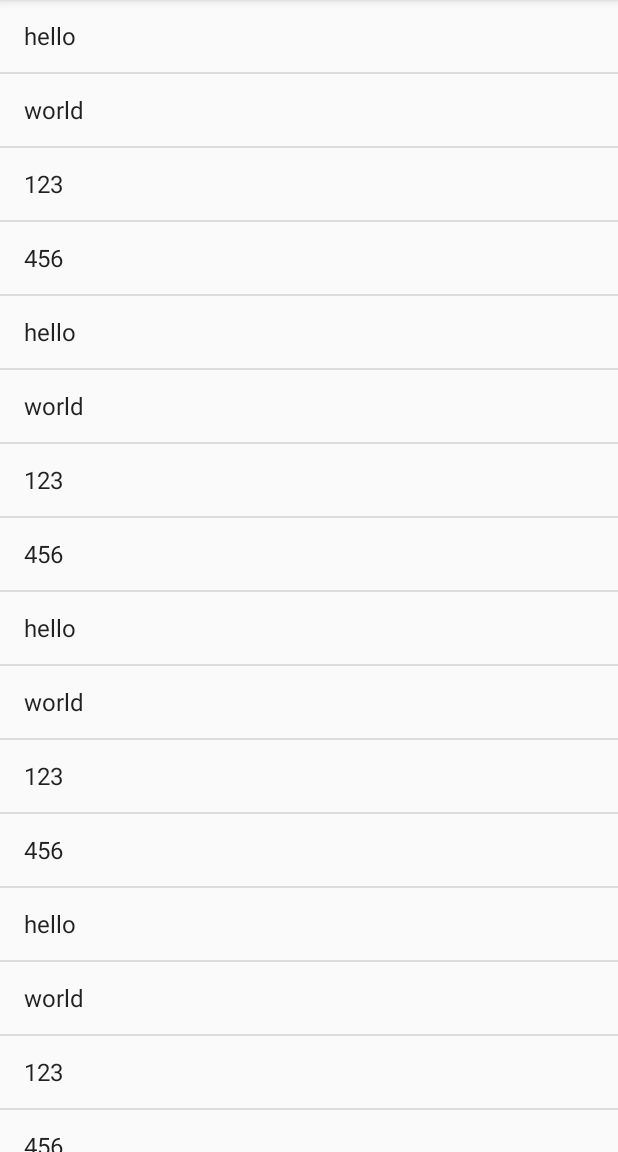
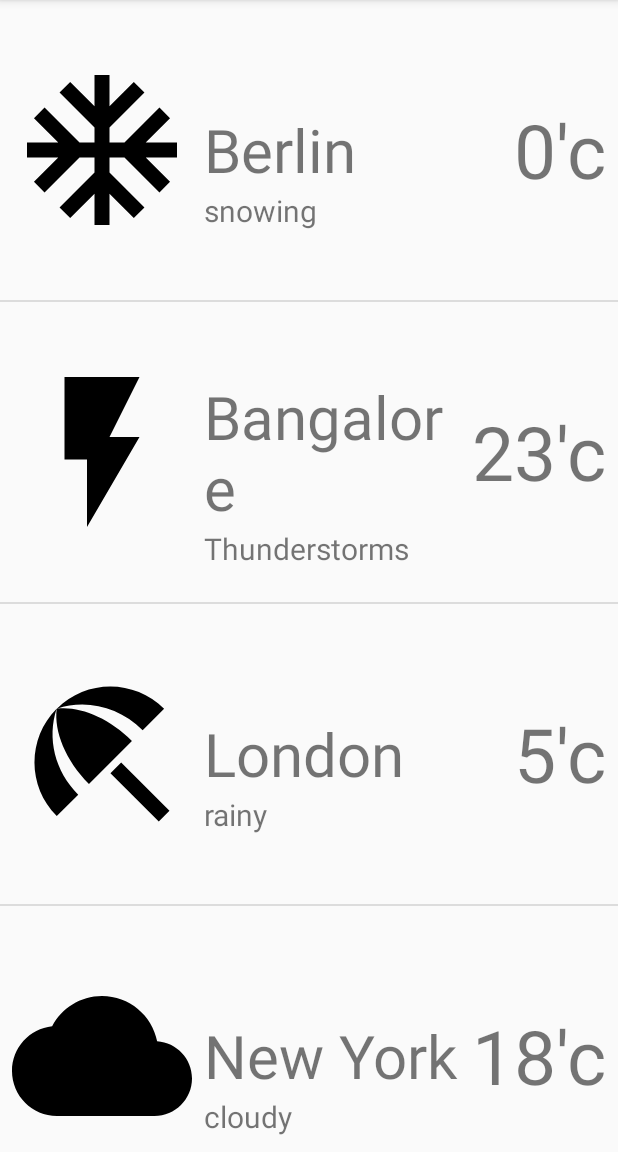
Before and after one commit to jhjh550/AndroidTutorial190826, an Android app: the screen it shows after launch (T03_ListActivity before the commit, T05_CustomListViewActivity after it), on a phone screen of 412 x 824 dp, the part 84-1236 px from its top. Run offline under Robolectric (Android 15) with nearby library versions, the light colour scheme and no system bars.

Commit message:
custom list view - item view

```diff
--- a/app/src/main/AndroidManifest.xml
+++ b/app/src/main/AndroidManifest.xml
@@ -9,13 +9,14 @@
         android:roundIcon="@mipmap/ic_launcher_round"
         android:supportsRtl="true"
         android:theme="@style/AppTheme">
-        <activity android:name=".T04_customListView.T05_CustomListViewActivity"></activity>
-        <activity android:name=".T03_listview.T03_ListActivity">
+        <activity android:name=".T04_customListView.T05_CustomListViewActivity">
             <intent-filter>
                 <action android:name="android.intent.action.MAIN" />
 
                 <category android:name="android.intent.category.LAUNCHER" />
             </intent-filter>
+        </activity>
+        <activity android:name=".T03_listview.T03_ListActivity">
         </activity>
         <activity android:name=".T02_Activity.T02_New_Activity" />
         <activity android:name=".T02_Activity.T02_Activity"></activity>
--- a/app/src/main/java/com/fieldbear/androidtutorial190826/T04_customListView/T05_CustomListViewActivity.java
+++ b/app/src/main/java/com/fieldbear/androidtutorial190826/T04_customListView/T05_CustomListViewActivity.java
@@ -7,6 +7,9 @@ import android.view.LayoutInflater;
 import android.view.View;
 import android.view.ViewGroup;
 import android.widget.BaseAdapter;
+import android.widget.ImageView;
+import android.widget.ListView;
+import android.widget.TextView;
 
 import com.fieldbear.androidtutorial190826.MainActivity;
 import com.fieldbear.androidtutorial190826.R;
@@ -45,6 +48,10 @@ public class T05_CustomListViewActivity extends AppCompatActivity {
         setContentView(R.layout.activity_t05__custom_list_view);
 
         initData();
+        MyAdapter adapter = new MyAdapter();
+
+        ListView listView = findViewById(R.id.myCustomListView);
+        listView.setAdapter(adapter);
     }
 
     class MyAdapter extends BaseAdapter{
@@ -71,6 +78,17 @@ public class T05_CustomListViewActivity extends AppCompatActivity {
                 convertView = inf.inflate(R.layout.item_view, parent, false);
             }
 
+            Weather weather = list.get(position);
+            ImageView imageViewWeather = convertView.findViewById(R.id.imageViewWeather);
+            TextView textViewCityName = convertView.findViewById(R.id.textViewCityName);
+            TextView textViewWeather = convertView.findViewById(R.id.textViewWeather);
+            TextView textViewTemperature = convertView.findViewById(R.id.textViewTemperature);
+
+            textViewCityName.setText(weather.cityName);
+            textViewWeather.setText(weather.weatherText);
+            textViewTemperature.setText(weather.temperature+"'c");
+            imageViewWeather.setImageResource(weather.imgRes);
+
             return convertView;
         }
     }
```
